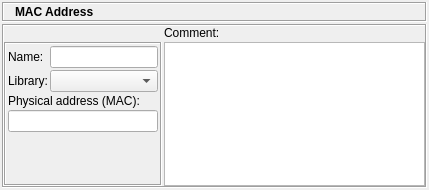
Old version of the form src/gui/physaddressdialog_q.ui in the repository fwbuilder/fwbuilder.
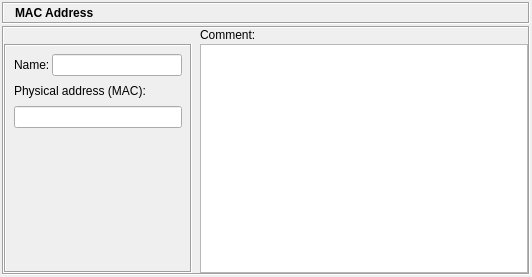
New version of the form. Icons and pictures are not drawn.

Commit message: Removed "Library" from all object dialogs; some dialogs tidying

Diff of the .ui file:
```diff
--- a/src/gui/physaddressdialog_q.ui
+++ b/src/gui/physaddressdialog_q.ui
@@ -8,8 +8,8 @@
    <rect>
     <x>0</x>
     <y>0</y>
-    <width>429</width>
-    <height>190</height>
+    <width>532</width>
+    <height>277</height>
    </rect>
   </property>
   <property name="windowTitle" >
@@ -156,7 +156,7 @@
          <number>0</number>
         </property>
         <property name="horizontalSpacing" >
-         <number>2</number>
+         <number>8</number>
         </property>
         <property name="verticalSpacing" >
          <number>2</number>
@@ -169,52 +169,25 @@
           <property name="frameShadow" >
            <enum>QFrame::Sunken</enum>
           </property>
-          <layout class="QVBoxLayout" >
-           <property name="spacing" >
-            <number>2</number>
-           </property>
-           <property name="leftMargin" >
-            <number>2</number>
-           </property>
-           <property name="topMargin" >
-            <number>2</number>
-           </property>
-           <property name="rightMargin" >
-            <number>2</number>
-           </property>
-           <property name="bottomMargin" >
-            <number>2</number>
-           </property>
-           <item>
             <layout class="QGridLayout" >
              <property name="leftMargin" >
-              <number>0</number>
+            <number>8</number>
              </property>
              <property name="topMargin" >
-              <number>0</number>
+            <number>8</number>
              </property>
              <property name="rightMargin" >
-              <number>0</number>
+            <number>8</number>
              </property>
              <property name="bottomMargin" >
-              <number>0</number>
+            <number>8</number>
              </property>
              <property name="horizontalSpacing" >
               <number>2</number>
              </property>
              <property name="verticalSpacing" >
-              <number>2</number>
-             </property>
-             <item row="0" column="1" >
-              <widget class="QLineEdit" name="obj_name" >
-               <property name="sizePolicy" >
-                <sizepolicy vsizetype="Fixed" hsizetype="Preferred" >
-                 <horstretch>0</horstretch>
-                 <verstretch>0</verstretch>
-                </sizepolicy>
-               </property>
-              </widget>
-             </item>
+            <number>8</number>
+           </property>
              <item row="0" column="0" >
               <widget class="QLabel" name="textLabel1" >
                <property name="text" >
@@ -225,29 +198,23 @@
                </property>
               </widget>
              </item>
-             <item row="1" column="0" >
-              <widget class="QLabel" name="textLabel1_2" >
-               <property name="text" >
-                <string>Library:</string>
-               </property>
-               <property name="wordWrap" >
-                <bool>false</bool>
-               </property>
-              </widget>
-             </item>
-             <item row="1" column="1" >
-              <widget class="QComboBox" name="libs" >
+           <item row="0" column="1" >
+            <widget class="QLineEdit" name="obj_name" >
                <property name="sizePolicy" >
-                <sizepolicy vsizetype="Fixed" hsizetype="Minimum" >
+              <sizepolicy vsizetype="Fixed" hsizetype="Preferred" >
                  <horstretch>0</horstretch>
                  <verstretch>0</verstretch>
                 </sizepolicy>
                </property>
-              </widget>
-             </item>
-            </layout>
-           </item>
-           <item>
+             <property name="minimumSize" >
+              <size>
+               <width>130</width>
+               <height>0</height>
+              </size>
+             </property>
+            </widget>
+           </item>
+           <item row="2" column="0" colspan="2" >
             <widget class="QLabel" name="textLabel2_2" >
              <property name="text" >
               <string>Physical address (MAC):</string>
@@ -257,7 +224,7 @@
              </property>
             </widget>
            </item>
-           <item>
+           <item row="3" column="0" colspan="2" >
             <widget class="QLineEdit" name="pAddress" >
              <property name="sizePolicy" >
               <sizepolicy vsizetype="Fixed" hsizetype="Preferred" >
@@ -267,7 +234,7 @@
              </property>
             </widget>
            </item>
-           <item>
+           <item row="4" column="0" colspan="2" >
             <spacer>
              <property name="orientation" >
               <enum>Qt::Vertical</enum>
```
Left out of the diff: 17 changed lines with no effect on the pictures. Lines whose indentation alone changed are shown as unchanged. The commit also changes 41 other files.
